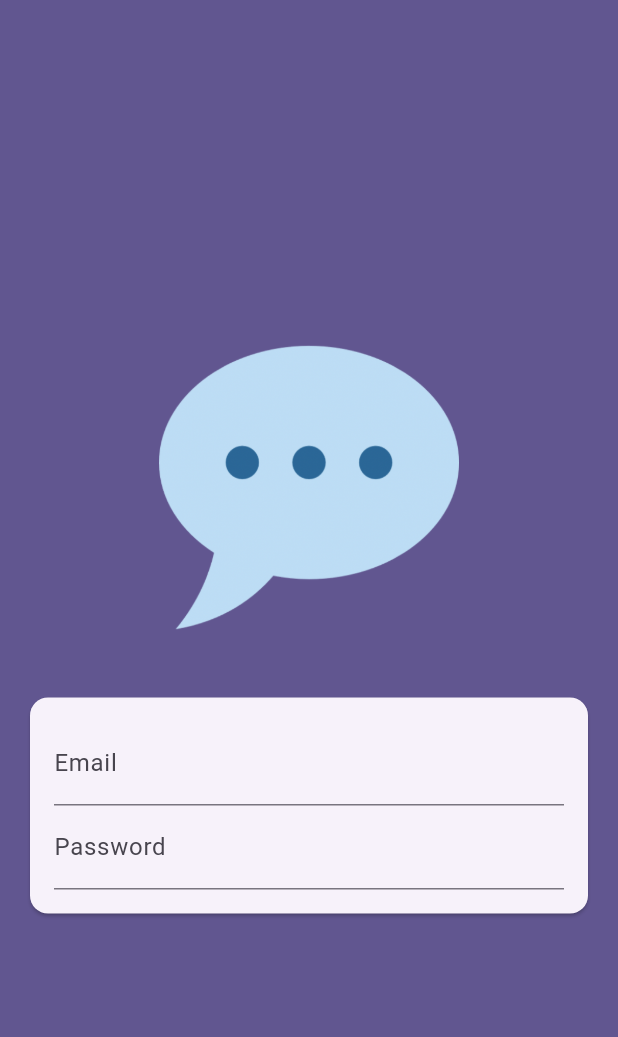
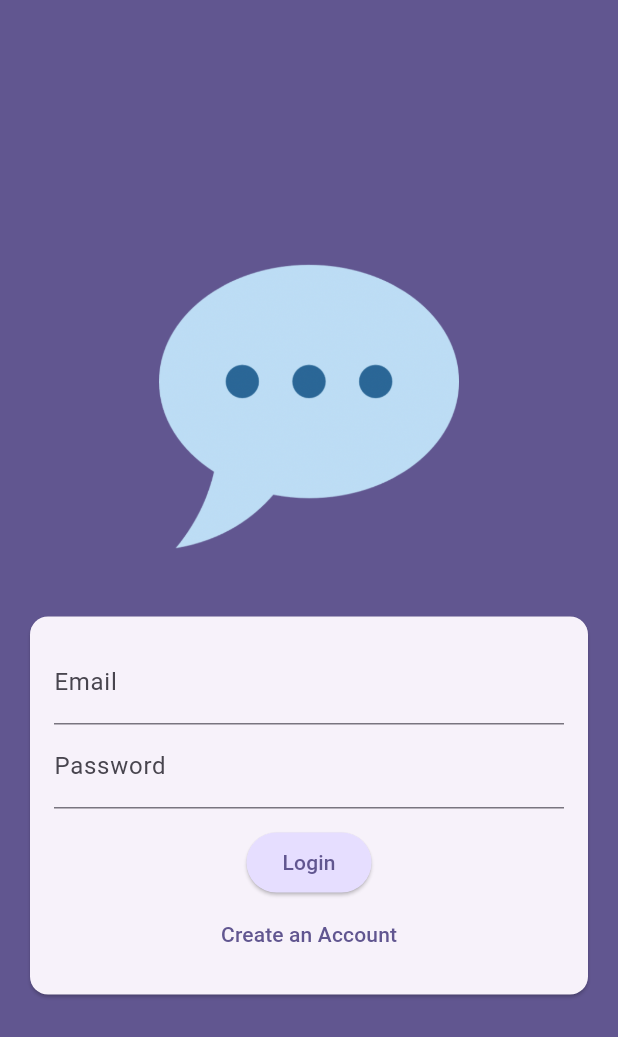
Before and after one commit to IamHaydenNg/chat_app, a Flutter app: the screen it shows after launch, on a phone screen of 412 x 824 dp. Shown: the top 1037 px of the screen. Run offline on Flutter 3.47's test engine with Material 3 defaults, Android fonts, the phone set to English and light mode, and no system bars.

Commit message:
Class 273: Adding Buttons & Modes to the Authentication Screen

```diff
--- a/lib/screens/auth.dart
+++ b/lib/screens/auth.dart
@@ -10,6 +10,8 @@ class AuthScreen extends StatefulWidget {
 }
 
 class _AuthScreenState extends State<AuthScreen> {
+  bool _isLogin = true;
+
   @override
   Widget build(BuildContext context) {
     return Scaffold(
@@ -52,6 +54,28 @@ class _AuthScreenState extends State<AuthScreen> {
                             ),
                             obscureText: true,
                           ),
+                          const SizedBox(height: 12),
+                          ElevatedButton(
+                            onPressed: () {},
+                            style: ElevatedButton.styleFrom(
+                              backgroundColor: Theme.of(context)
+                                  .colorScheme
+                                  .primaryContainer,
+                            ),
+                            child: Text(_isLogin ? 'Login' : 'Sign Up'),
+                          ),
+                          TextButton(
+                            onPressed: () {
+                              setState(() {
+                                _isLogin = !_isLogin;
+                              });
+                            },
+                            child: Text(
+                              _isLogin
+                                  ? 'Create an Account'
+                                  : 'I already have an account, Login',
+                            ),
+                          ),
                         ],
                       ),
                     ),
```
